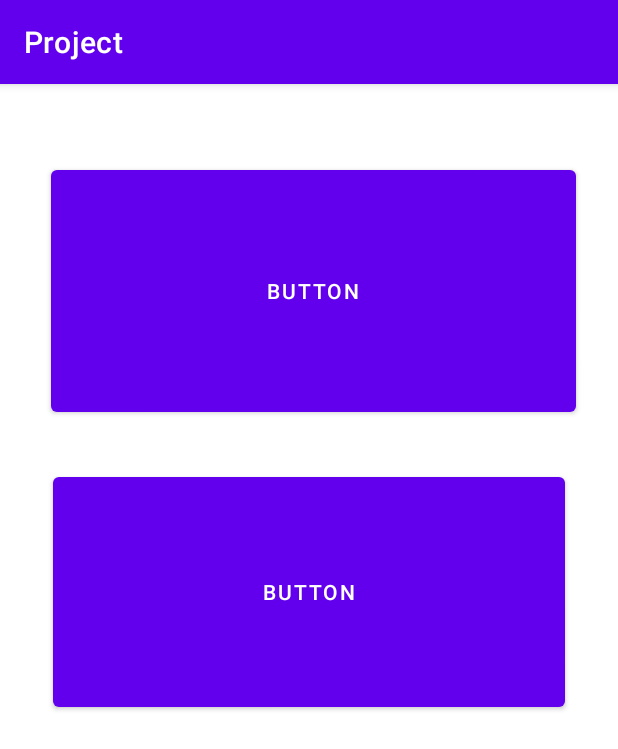
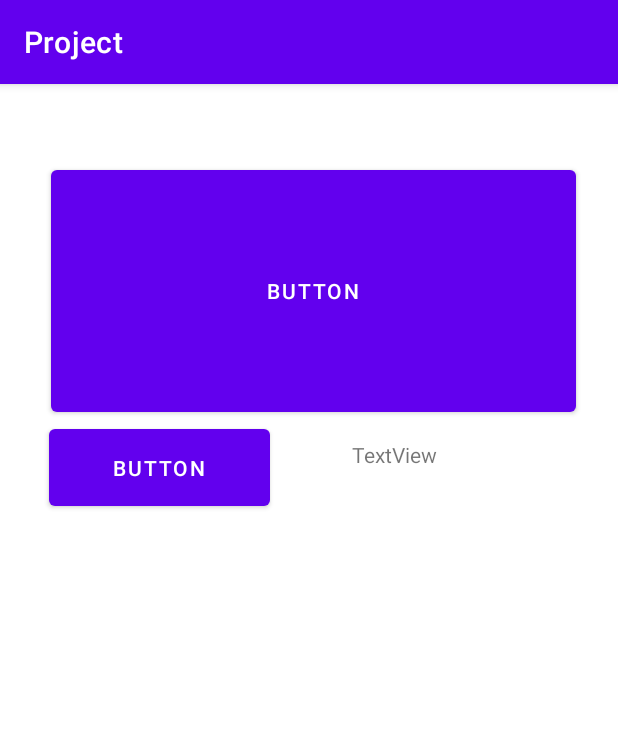
Before and after one commit to RaulMonteroGon/Project-3740, an Android app: the SelectImageActivity screen opened directly, with no data from a screen before it, on a phone screen of 412 x 824 dp. Shown: the top 749 px of the screen. Run offline under Robolectric (Android 15) with nearby library versions, the phone set to English and light mode, and no system bars; libraries missing offline, so code that uses them is left out: com.google.firebase.ml, com.google.mlkit.vision.

Commit message:
Img with text working but not really lol

```diff
--- a/app/build.gradle
+++ b/app/build.gradle
@@ -37,9 +37,12 @@ dependencies {
     implementation 'androidx.appcompat:appcompat:1.2.0'
     implementation 'com.google.android.material:material:1.3.0'
     implementation 'androidx.constraintlayout:constraintlayout:2.1.0'
+    implementation 'com.google.firebase:firebase-ml-vision:24.1.0'
     testImplementation 'junit:junit:4.+'
     androidTestImplementation 'androidx.test.ext:junit:1.1.2'
     androidTestImplementation 'androidx.test.espresso:espresso-core:3.3.0'
 
     implementation 'com.google.mlkit:object-detection:16.2.7'
+    implementation 'com.google.android.gms:play-services-vision:20.1.1'
+
 }
--- a/app/src/main/java/com/example/project/SelectImageActivity.kt
+++ b/app/src/main/java/com/example/project/SelectImageActivity.kt
@@ -1,5 +1,6 @@
 package com.example.project
 
+import android.R.attr
 import androidx.appcompat.app.AppCompatActivity
 import android.os.Bundle
 import android.widget.Button
@@ -12,7 +13,11 @@ import com.google.mlkit.vision.objects.ObjectDetection
 import com.google.mlkit.vision.objects.defaults.ObjectDetectorOptions
 import java.io.IOException
 import android.graphics.Bitmap
+import android.widget.TextView
 import android.widget.Toast
+import org.w3c.dom.Text
+import android.R.attr.data
+import com.google.firebase.ml.vision.label.FirebaseVisionImageLabeler
 
 
 class SelectImageActivity : AppCompatActivity() {
@@ -24,6 +29,7 @@ class SelectImageActivity : AppCompatActivity() {
     val objectDetector = ObjectDetection.getClient(options)
 
     lateinit var imageView: ImageView
+    lateinit var resultTv : TextView
     lateinit var button: Button
     private val pickImage = 100
     private var imageUri: Uri? = null
@@ -35,6 +41,7 @@ class SelectImageActivity : AppCompatActivity() {
 
         val btnsettingsimg : Button = findViewById(R.id.btn_settingsimg)
         imageView = findViewById(R.id.imageView)
+        resultTv = findViewById(R.id.textView)
 
         btnsettingsimg.setOnClickListener {
             /*val settings = Intent(this, SettingsActivity::class.java)
@@ -42,28 +49,34 @@ class SelectImageActivity : AppCompatActivity() {
             val gallery = Intent(Intent.ACTION_PICK, MediaStore.Images.Media.INTERNAL_CONTENT_URI)
             startActivityForResult(gallery, pickImage)
 
+
         }
     }
     override fun onActivityResult(requestCode: Int, resultCode: Int, data: Intent?) {
         super.onActivityResult(requestCode, resultCode, data)
         if (resultCode == RESULT_OK && requestCode == pickImage) {
             imageUri = data?.data
+            imageView.setImageURI(imageUri)
             val bitmap = MediaStore.Images.Media.getBitmap(this.contentResolver, imageUri)
             val image = InputImage.fromBitmap(bitmap, 0)
+
+
             objectDetector.process(image)
                 .addOnSuccessListener { detectedObjects ->
                     for (detectedObject in detectedObjects) {
                         val boundingBox = detectedObject.boundingBox
                         val trackingId = detectedObject.trackingId
+                        val text = detectedObject.labels.firstOrNull()?.text?:"Undefined"
+                        /*val toast = Toast.makeText(applicationContext, text, Toast.LENGTH_LONG)
+                        toast.show()*/
+                        resultTv.append(text + "      "+"\n" )
 
-                        //val toast = Toast.makeText(applicationContext, detectedObject.labels[0].text, Toast.LENGTH_LONG)
-                        //toast.show()
                     }
                 }
                 .addOnFailureListener { e ->
 
                 }
-            imageView.setImageURI(imageUri)
+
         }
     }
 }
--- a/app/src/main/res/layout/activity_select_image.xml
+++ b/app/src/main/res/layout/activity_select_image.xml
@@ -1,16 +1,15 @@
 <?xml version="1.0" encoding="utf-8"?>
-<androidx.constraintlayout.widget.ConstraintLayout
-    xmlns:android="http://schemas.android.com/apk/res/android"
+<androidx.constraintlayout.widget.ConstraintLayout xmlns:android="http://schemas.android.com/apk/res/android"
+    xmlns:app="http://schemas.android.com/apk/res-auto"
     xmlns:tools="http://schemas.android.com/tools"
-    xmlns:app="http://schemas.android.com/apk/res-auto"
     android:layout_width="match_parent"
     android:layout_height="match_parent"
     tools:context=".SelectImageActivity">
 
     <Button
         android:id="@+id/btn_selectimg"
-        android:layout_width="341dp"
-        android:layout_height="165dp"
+        android:layout_width="147dp"
+        android:layout_height="63dp"
         android:layout_marginStart="28dp"
         android:layout_marginTop="224dp"
         android:layout_marginEnd="25dp"
@@ -18,32 +17,57 @@
         android:text="Button"
         app:layout_constraintBottom_toBottomOf="parent"
         app:layout_constraintEnd_toEndOf="parent"
-        app:layout_constraintHorizontal_bias="0.411"
+        app:layout_constraintHorizontal_bias="0.023"
         app:layout_constraintStart_toStartOf="parent"
         app:layout_constraintTop_toTopOf="parent"
-        app:layout_constraintVertical_bias="0.093" />
+        app:layout_constraintVertical_bias="0.0" />
 
     <Button
-        android:text="Button"
+        android:id="@+id/btn_settingsimg"
         android:layout_width="350dp"
         android:layout_height="173dp"
-        android:id="@+id/btn_settingsimg" app:layout_constraintTop_toTopOf="parent"
-        android:layout_marginTop="33dp" app:layout_constraintBottom_toBottomOf="parent"
-        android:layout_marginBottom="525dp" app:layout_constraintStart_toStartOf="parent"
-        android:layout_marginLeft="33dp" android:layout_marginStart="33dp" android:layout_marginEnd="28dp"
-        android:layout_marginRight="28dp" app:layout_constraintEnd_toEndOf="parent"/>
+        android:layout_marginStart="33dp"
+        android:layout_marginLeft="33dp"
+        android:layout_marginTop="33dp"
+        android:layout_marginEnd="28dp"
+        android:layout_marginRight="28dp"
+        android:layout_marginBottom="525dp"
+        android:text="Button"
+        app:layout_constraintBottom_toBottomOf="parent"
+        app:layout_constraintEnd_toEndOf="parent"
+        app:layout_constraintStart_toStartOf="parent"
+        app:layout_constraintTop_toTopOf="parent" />
 
     <ImageView
         android:id="@+id/imageView"
-        android:layout_width="wrap_content"
-        android:layout_height="wrap_content"
+        android:layout_width="195dp"
+        android:layout_height="195dp"
         android:layout_marginStart="141dp"
-        android:layout_marginTop="59dp"
+        android:layout_marginTop="477dp"
         android:layout_marginEnd="142dp"
         android:layout_marginBottom="126dp"
         app:layout_constraintBottom_toBottomOf="parent"
         app:layout_constraintEnd_toEndOf="parent"
+        app:layout_constraintHorizontal_bias="0.492"
         app:layout_constraintStart_toStartOf="parent"
-        app:layout_constraintTop_toBottomOf="@+id/btn_selectimg"
+        app:layout_constraintTop_toTopOf="parent"
+        app:layout_constraintVertical_bias="0.0"
         tools:srcCompat="@tools:sample/avatars" />
+
+    <TextView
+        android:id="@+id/textView"
+        android:layout_width="132dp"
+        android:layout_height="173dp"
+        android:layout_marginStart="224dp"
+        android:layout_marginTop="253dp"
+        android:layout_marginEnd="45dp"
+        android:layout_marginBottom="443dp"
+        android:text="TextView"
+        app:layout_constraintBottom_toBottomOf="parent"
+        app:layout_constraintEnd_toEndOf="parent"
+        app:layout_constraintHorizontal_bias="1.0"
+        app:layout_constraintStart_toEndOf="@+id/btn_selectimg"
+        app:layout_constraintStart_toStartOf="parent"
+        app:layout_constraintTop_toTopOf="parent"
+        app:layout_constraintVertical_bias="0.159" />
 </androidx.constraintlayout.widget.ConstraintLayout>
```
